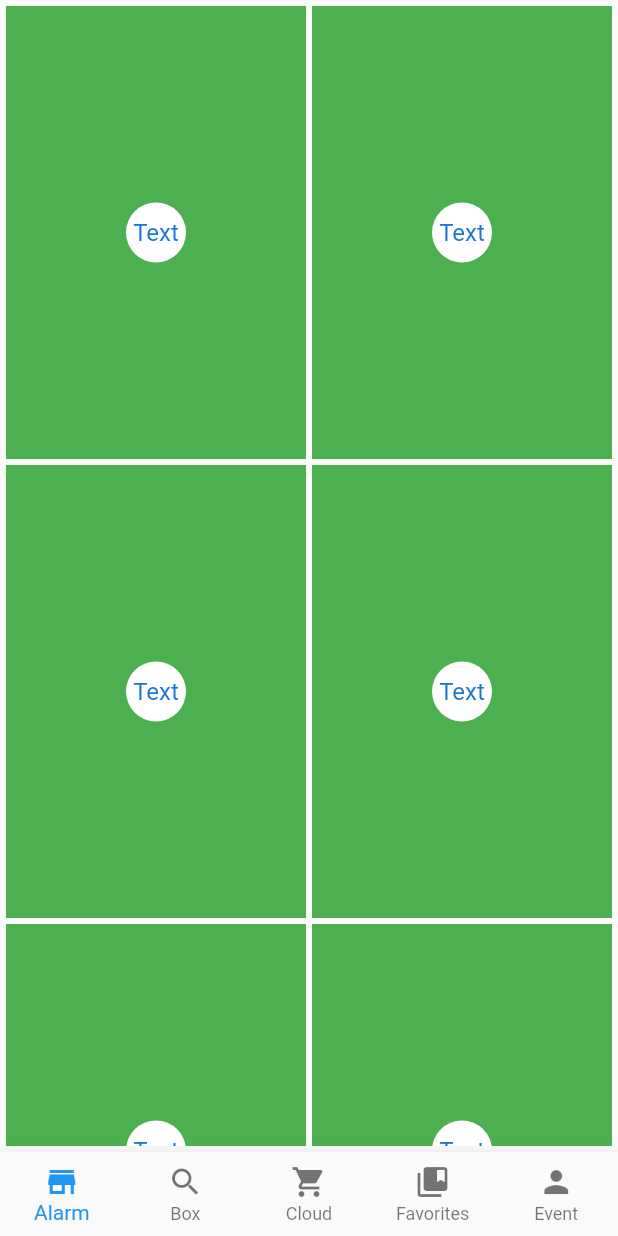
After one commit to tooSadman/one_shop, a Flutter app: the HomePage screen opened directly, on a phone screen of 412 x 824 dp. The commit adds this screen. Run offline on Flutter 3.47's test engine with Material 2 defaults, Android fonts, the phone set to English and light mode, and no system bars; our stand-ins replace cloud_firestore, firebase_auth, google_sign_in; missing offline and left inert: flutter_facebook_login; accounts and stored records are empty.

Commit message:
Changeg home button menus icons

```diff
--- /dev/null
+++ b/lib/Pages/home_page.dart
@@ -0,0 +1,169 @@
+import 'package:cloud_firestore/cloud_firestore.dart';
+import 'package:flutter/material.dart';
+import 'package:flutter/widgets.dart';
+import 'package:project_f/Pages/home_pages/list_page.dart';
+
+class HomePage extends StatefulWidget {
+
+// This widget is the home page of your application. It is stateful, meaning
+// that it has a State object (defined below) that contains fields that affect
+// how it looks.
+
+  @override
+  _HomePageState createState() => new _HomePageState();
+}
+
+
+class NavigationIconView {
+  NavigationIconView({
+    Widget icon,
+    String title,
+    Color color,
+    TickerProvider vsync,
+  })
+      : _icon = icon,
+        _color = color,
+        _title = title,
+        item = new BottomNavigationBarItem(
+          icon: icon,
+          title: new Text(title),
+          backgroundColor: color,
+        ),
+        controller = new AnimationController(
+          duration: kThemeAnimationDuration,
+          vsync: vsync,
+        ) {
+    _animation = new CurvedAnimation(
+      parent: controller,
+      curve: const Interval(0.5, 1.0, curve: Curves.fastOutSlowIn),
+    );
+  }
+
+  final Widget _icon;
+  final Color _color;
+  final String _title;
+  final BottomNavigationBarItem item;
+  final AnimationController controller;
+  CurvedAnimation _animation;
+
+  FadeTransition transition(BottomNavigationBarType type,
+      BuildContext context) {
+    Color iconColor;
+
+    final ThemeData themeData = Theme.of(context);
+    iconColor = themeData.brightness == Brightness.light
+        ? themeData.primaryColor
+        : themeData.accentColor;
+
+
+    return new FadeTransition(
+      opacity: _animation,
+      child: new SlideTransition(
+        position: new Tween<Offset>(
+          begin: const Offset(0.0, 0.02), // Slightly down.
+          end: Offset.zero,
+        ).animate(_animation),
+        child: new IconTheme(
+          data: new IconThemeData(
+            color: iconColor,
+            size: 120.0,
+          ),
+          child: new Semantics(
+            label: 'Placeholder for $_title tab',
+            child: _icon,
+          ),
+        ),
+      ),
+    );
+  }
+}
+
+class _HomePageState extends State<HomePage> with TickerProviderStateMixin {
+
+  IconData _icon = Icons.email;
+  int _currentIndex = 0;
+  BottomNavigationBarType _type = BottomNavigationBarType.fixed;
+  List<NavigationIconView> _navigationViews;
+
+  @override
+  void initState() {
+    super.initState();
+    _navigationViews = <NavigationIconView>[
+      new NavigationIconView(
+        icon: const Icon(Icons.store_mall_directory),
+        title: 'Alarm',
+        color: Colors.deepPurple,
+        vsync: this,
+      ),
+      new NavigationIconView(
+        icon: new Icon(Icons.search),
+        title: 'Box',
+        color: Colors.deepOrange,
+        vsync: this,
+      ),
+      new NavigationIconView(
+        icon: const Icon(Icons.shopping_cart),
+        title: 'Cloud',
+        color: Colors.teal,
+        vsync: this,
+      ),
+      new NavigationIconView(
+        icon: const Icon(Icons.collections_bookmark),
+        title: 'Favorites',
+        color: Colors.indigo,
+        vsync: this,
+      ),
+      new NavigationIconView(
+        icon: const Icon(Icons.person),
+        title: 'Event',
+        color: Colors.pink,
+        vsync: this,
+      )
+    ];
+
+    for (NavigationIconView view in _navigationViews)
+      view.controller.addListener(_rebuild);
+  }
+
+  @override
+  void dispose() {
+    for (NavigationIconView view in _navigationViews)
+      view.controller.dispose();
+    super.dispose();
+  }
+
+  void _rebuild() {
+    setState(() {
+      _icon = Icons.shuffle;
+    });
+  }
+
+  @override
+  Widget build(BuildContext context) {
+    //Bottom Navigation menu
+    final BottomNavigationBar botNavBar = new BottomNavigationBar(
+      items: _navigationViews
+          .map((NavigationIconView navigationView) => navigationView.item)
+          .toList(),
+      currentIndex: _currentIndex,
+      type: _type,
+      onTap: (int index) {
+        setState(() {
+          _navigationViews[_currentIndex].controller.reverse();
+          _currentIndex = index;
+          _navigationViews[_currentIndex].controller.forward();
+        });
+      },
+    );
+
+
+    return new Scaffold(
+      appBar: null,
+      body: new Center(
+
+        child: new ListPage(),
+      ),
+      bottomNavigationBar: botNavBar,
+    );
+  }
+}
--- a/lib/Pages/LoginPage.dart
+++ b/lib/Pages/login_page.dart
@@ -2,7 +2,7 @@ import 'dart:async';
 import 'package:firebase_auth/firebase_auth.dart';
 import 'package:flutter/material.dart';
 import 'package:google_sign_in/google_sign_in.dart';
-import 'package:project_f/Pages/HomePage.dart';
+import 'package:project_f/Pages/home_page.dart';
 import 'package:project_f/main.dart';
 import 'package:flutter/cupertino.dart';
 import 'package:flutter_facebook_login/flutter_facebook_login.dart';
--- a/lib/main.dart
+++ b/lib/main.dart
@@ -2,8 +2,8 @@ import 'package:firebase_auth/firebase_auth.dart';
 import 'package:flutter/material.dart';
 import 'package:flutter_facebook_login/flutter_facebook_login.dart';
 import 'package:google_sign_in/google_sign_in.dart';
-import 'package:project_f/Pages/HomePage.dart';
-import 'package:project_f/Pages/LoginPage.dart';
+import 'package:project_f/Pages/home_page.dart';
+import 'package:project_f/Pages/login_page.dart';
 
 final auth = FirebaseAuth.instance;
 final googleSignIn = new GoogleSignIn();
--- a/pubspec.yaml
+++ b/pubspec.yaml
@@ -8,6 +8,9 @@ dependencies:
   firebase_auth: "^0.5.0"
   firebase_storage: "^0.2.0"
   flutter_facebook_login: "^1.0.3"
+  cloud_firestore: "^0.3.0"
+  firebase_core: "^0.1.0"
+  flutter_staggered_grid_view: "^0.1.2"
   # The following adds the Cupertino Icons font to your application.
   # Use with the CupertinoIcons class for iOS style icons.
   cupertino_icons: ^0.1.0
```
Also changed, not shown: lib/Pages/HomePage.dart (deleted, +0 -21 lines), lib/Pages/home_pages/list_page.dart (added, +60 -0 lines), pubspec.lock, 1 other file.
